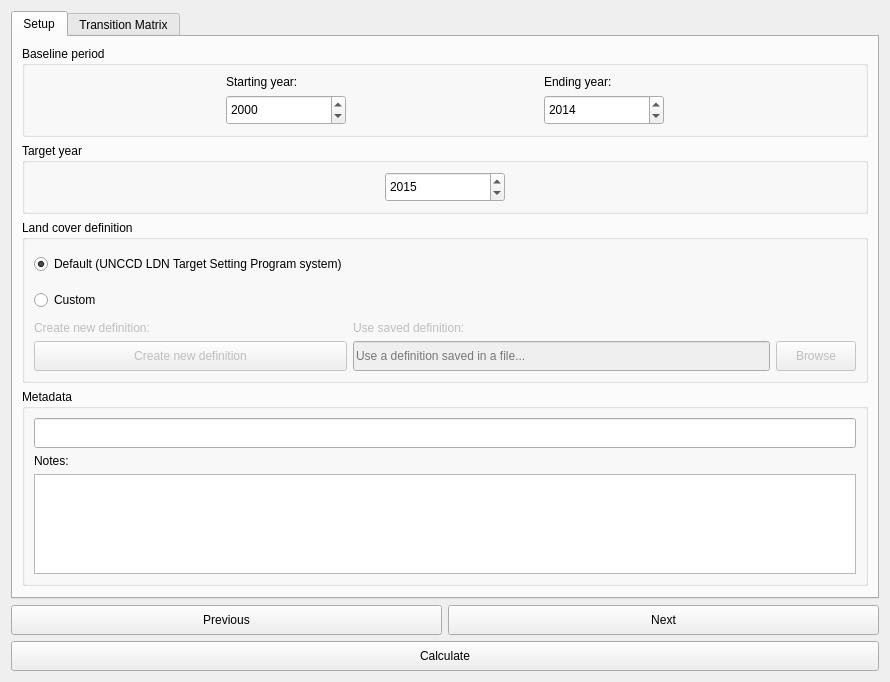
This is LDMP/gui/DlgCalculateLC.ui in ConservationInternational/trends.earth as Qt 5 draws it before an edit. The edited form follows.
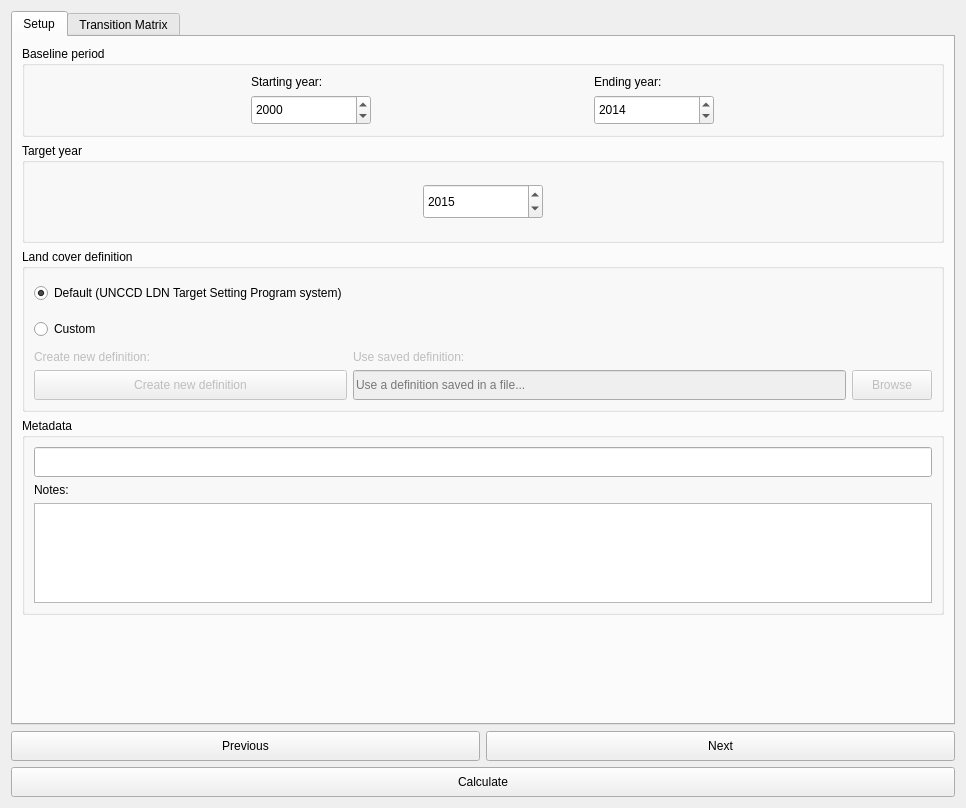
This is the edited form. The open tabs and pages were chosen to show the change.

```diff
--- a/LDMP/gui/DlgCalculateLC.ui
+++ b/LDMP/gui/DlgCalculateLC.ui
@@ -6,8 +6,8 @@
    <rect>
     <x>0</x>
     <y>0</y>
-    <width>890</width>
-    <height>656</height>
+    <width>966</width>
+    <height>808</height>
    </rect>
   </property>
   <property name="sizePolicy">
```
Left out of the diff: 2 changed lines with no effect on the pictures.
